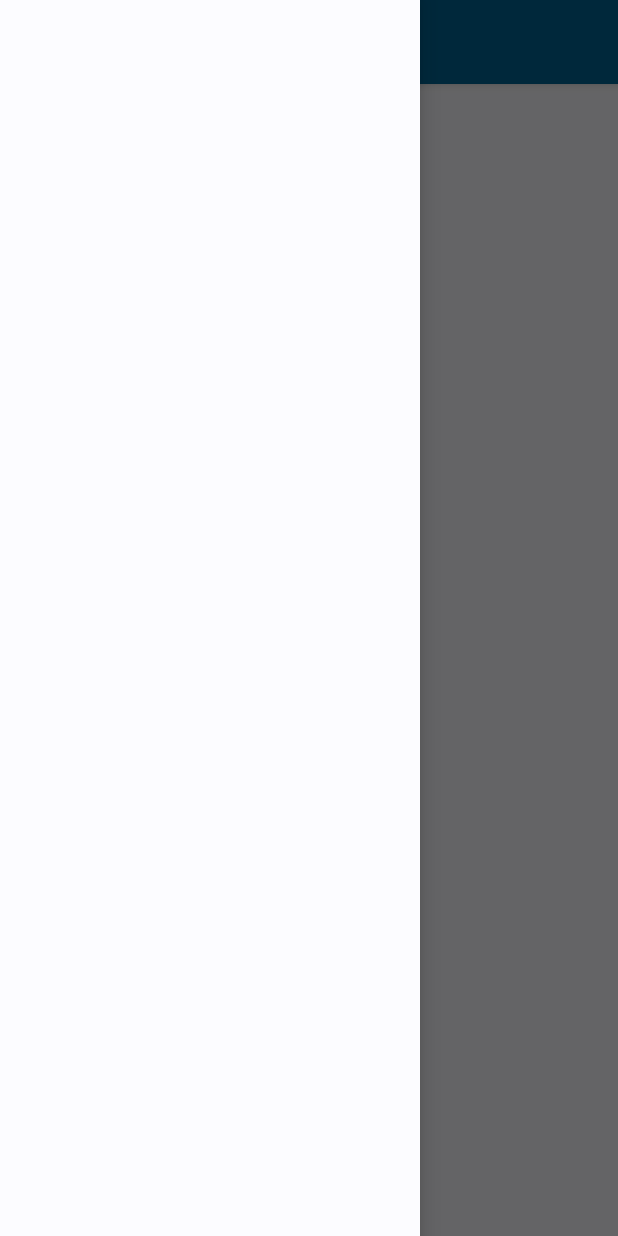
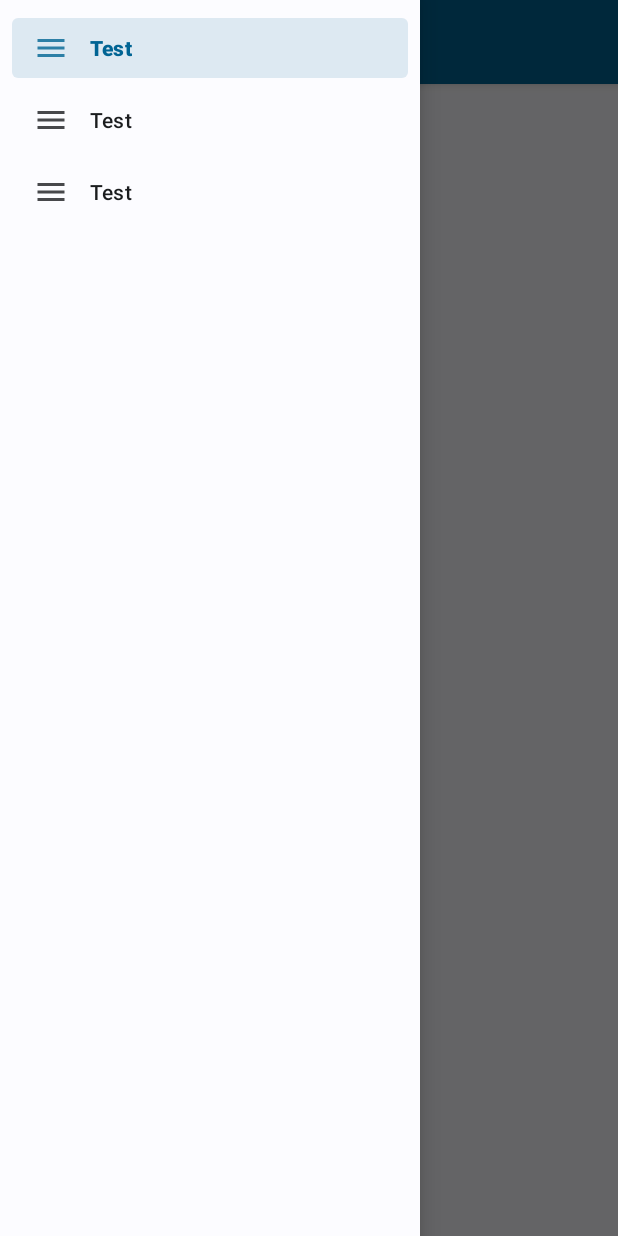
Before and after one commit to jzmark/dissertation-project, an Android app: the MainActivity screen opened directly, with no data from a screen before it, with the side drawer open, on a phone screen of 412 x 824 dp. Run offline under Robolectric (Android 15) with nearby library versions, the phone set to English and light mode, and no system bars.

Commit message:
Fixed indentation, filled navigation drawer

```diff
--- a/app/src/main/res/layout/main_menu.xml
+++ b/app/src/main/res/layout/main_menu.xml
@@ -21,20 +21,20 @@
             android:fitsSystemWindows="true">
 
             <com.google.android.material.appbar.AppBarLayout
+                style="@style/Widget.MaterialComponents.AppBarLayout.PrimarySurface"
                 android:layout_width="match_parent"
                 android:layout_height="wrap_content"
-            style="@style/Widget.MaterialComponents.AppBarLayout.PrimarySurface"
                 android:fitsSystemWindows="true">
 
                 <com.google.android.material.appbar.MaterialToolbar
                     android:id="@+id/topAppBar"
+                    style="@style/Widget.MaterialComponents.Toolbar.PrimarySurface"
                     android:layout_width="match_parent"
                     android:layout_height="?attr/actionBarSize"
-                app:title="@string/main_menu"
+                    android:background="@android:color/transparent"
+                    android:elevation="0dp"
                     app:navigationIcon="@drawable/ic_menu"
-                style="@style/Widget.MaterialComponents.Toolbar.PrimarySurface"
-                android:background="@android:color/transparent"
-                android:elevation="0dp" />
+                    app:title="@string/main_menu" />
 
             </com.google.android.material.appbar.AppBarLayout>
 
@@ -46,7 +46,9 @@
         <com.google.android.material.navigation.NavigationView
             android:layout_width="wrap_content"
             android:layout_height="match_parent"
-    android:layout_gravity="start" />
+            android:layout_gravity="start"
+            app:menu="@menu/navigation_drawer" />/>
+
 
     </androidx.drawerlayout.widget.DrawerLayout>
 
--- /dev/null
+++ b/app/src/main/res/menu/navigation_drawer.xml
@@ -0,0 +1,21 @@
+<menu xmlns:android="http://schemas.android.com/apk/res/android"
+    xmlns:app="http://schemas.android.com/apk/res-auto">
+    <group
+        android:id="@+id/group1"
+        android:checkableBehavior="single">
+        <item
+            android:id="@+id/item1"
+            android:icon="@drawable/ic_menu"
+            android:title="Test"
+            android:checked="true" />
+        <item
+            android:id="@+id/item2"
+            android:icon="@drawable/ic_menu"
+            android:title="Test" />
+        <item
+            android:id="@+id/item3"
+            android:icon="@drawable/ic_menu"
+            android:title="Test" />
+    </group>
+
+</menu>
```
Lines whose indentation alone changed are shown as unchanged.
